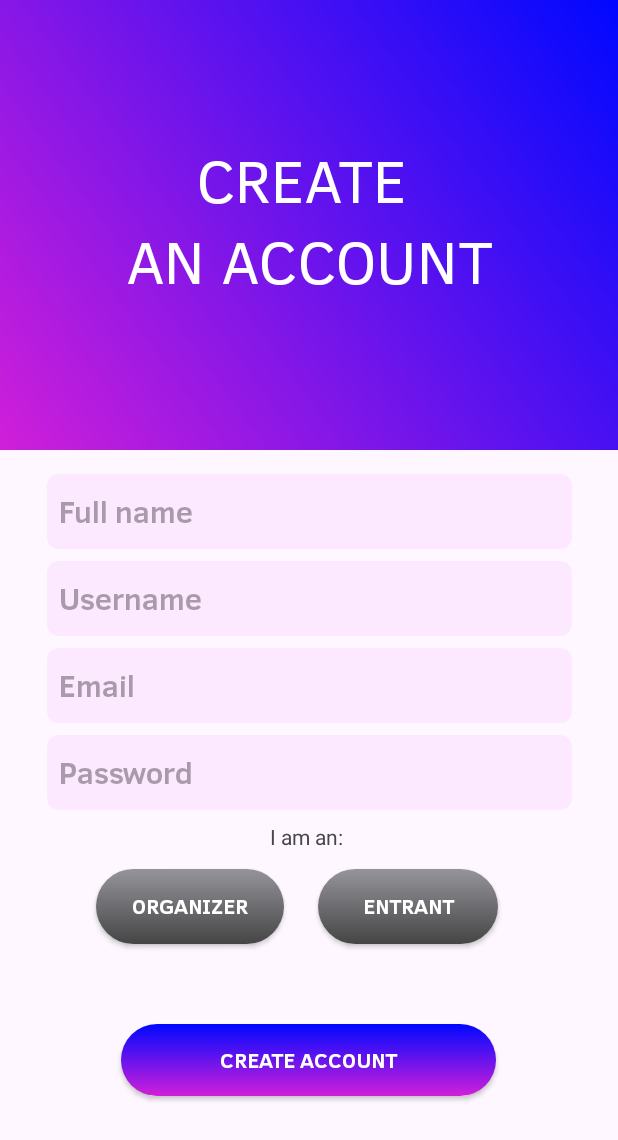
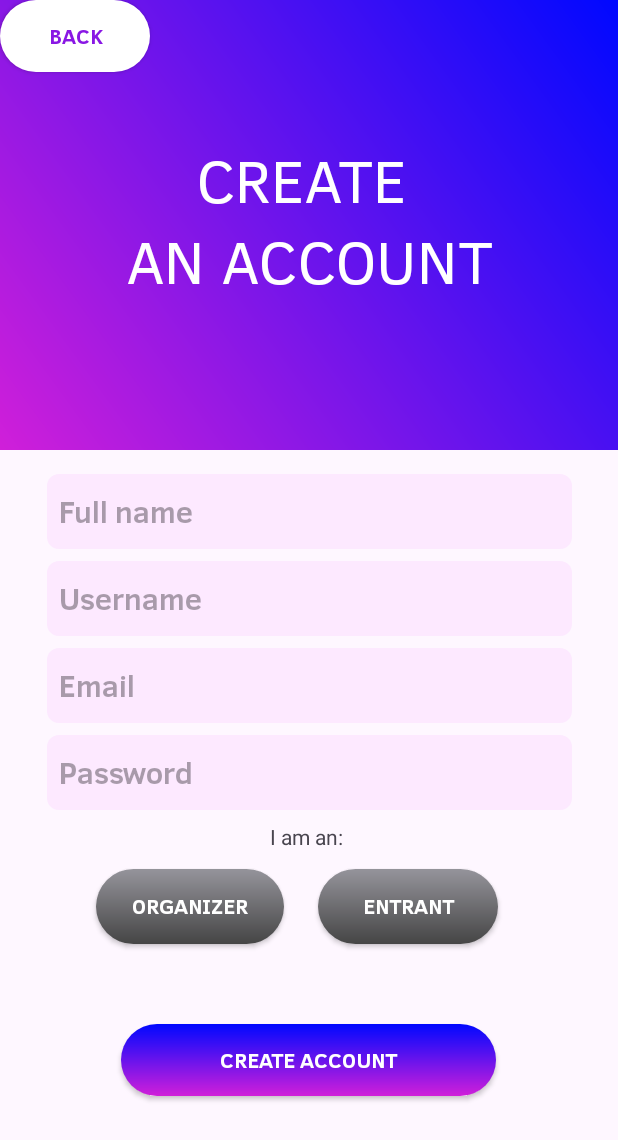
Before and after one commit to CMPUT301F25coolio/coolio-events, an Android app: the SignupActivity screen opened directly, with no data from a screen before it, on a phone screen of 412 x 824 dp. Shown: the top 1140 px of the screen. Run offline under Robolectric (Android 15) with nearby library versions, the phone set to English and light mode, and no system bars; our stand-ins replace Firebase (no records; nobody signed in at launch, a user with empty details on screens opened directly).

Commit message:
Updated login and signup scree to include back button

```diff
--- a/CoolioEvents/app/src/main/java/com/example/coolioevents/authentication/SignupActivity.java
+++ b/CoolioEvents/app/src/main/java/com/example/coolioevents/authentication/SignupActivity.java
@@ -42,7 +42,7 @@ public class SignupActivity extends AppCompatActivity {
     EditText emailEditText; // edittext where user inputs email
     EditText passwordEditText; // edittext where user inputs password
 
-
+    Button backButton; //button to go back to welcome screen
     Button organizerButton; //choose organizer button
     Button entrantButton; //choose entrant button
     TextView warnText; // textview used for warnings (eg. invalid password, email, etc.)
@@ -75,9 +75,11 @@ public class SignupActivity extends AppCompatActivity {
         emailEditText = findViewById(R.id.emailEditText);
         passwordEditText = findViewById(R.id.passwordEditText);
 
+        backButton = findViewById(R.id.backButton);
         entrantButton = findViewById(R.id.entrantButton);
         organizerButton = findViewById(R.id.organizerButton);
         warnText = findViewById(R.id.warnText);
+
 
         createAccountButton = findViewById(R.id.createAccountButton);
 
@@ -98,8 +100,13 @@ public class SignupActivity extends AppCompatActivity {
                 }
             }
         });
-
-
+        // Back Button On Click Listener - sends user back to welcome screen
+        backButton.setOnClickListener(new View.OnClickListener() {
+            @Override
+            public void onClick(View v) {
+                finish();
+            }
+        });
         // Organizer Button On Click Listener - User chooses their account type as organizer
         organizerButton.setOnClickListener(new View.OnClickListener() {
             @Override
--- a/CoolioEvents/app/src/main/res/drawable/greenshapebackground.xml
+++ b/CoolioEvents/app/src/main/res/drawable/greenshapebackground.xml
@@ -1,7 +1,7 @@
 <?xml version="1.0" encoding="utf-8"?>
 <shape xmlns:android="http://schemas.android.com/apk/res/android">
     <gradient
-        android:startColor="#26FF00"
+        android:startColor="#009D66"
         android:endColor="#C6D91F"
         android:angle="90"
         android:gradientRadius="20%"
--- /dev/null
+++ b/CoolioEvents/app/src/main/res/drawable/whitebutton.xml
@@ -0,0 +1,14 @@
+<?xml version="1.0" encoding="utf-8"?>
+<ripple xmlns:android="http://schemas.android.com/apk/res/android"
+    android:color="#DEA0E2">
+    <item>
+        <shape android:shape="rectangle">
+           <solid android:color="@color/white">
+
+           </solid>
+            <corners android:radius="1000dp">
+
+            </corners>
+        </shape>
+    </item>
+</ripple>
--- a/CoolioEvents/app/src/main/res/layout/activity_signup.xml
+++ b/CoolioEvents/app/src/main/res/layout/activity_signup.xml
@@ -169,6 +169,20 @@
         app:layout_constraintStart_toStartOf="parent"
         app:layout_constraintTop_toTopOf="parent" />
 
+    <androidx.appcompat.widget.AppCompatButton
+        android:id="@+id/backButton"
+        android:layout_width="wrap_content"
+        android:layout_height="wrap_content"
+        android:width="100dp"
+        android:background="@drawable/whitebutton"
+        android:fontFamily="@font/clearsans_bold"
+        android:text="Back"
+
+        android:textColor="#8917E4"
+
+        app:layout_constraintStart_toStartOf="parent"
+        app:layout_constraintTop_toTopOf="parent" />
+
   </androidx.constraintlayout.widget.ConstraintLayout>
 
 </androidx.constraintlayout.widget.ConstraintLayout>
```
Also changed, not shown: CoolioEvents/app/src/main/java/com/example/coolioevents/Event.java (+17 -0 lines), CoolioEvents/app/src/main/java/com/example/coolioevents/authentication/LoginActivity.java (+12 -0 lines), CoolioEvents/app/src/main/res/layout/activity_login.xml (+15 -0 lines).
